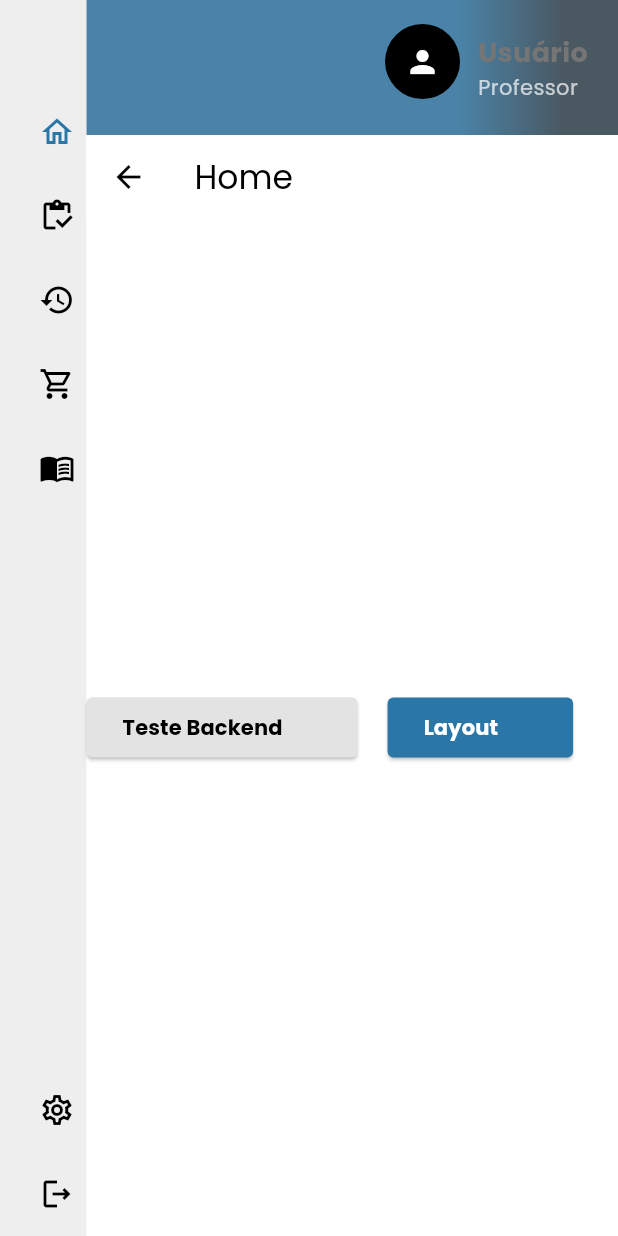
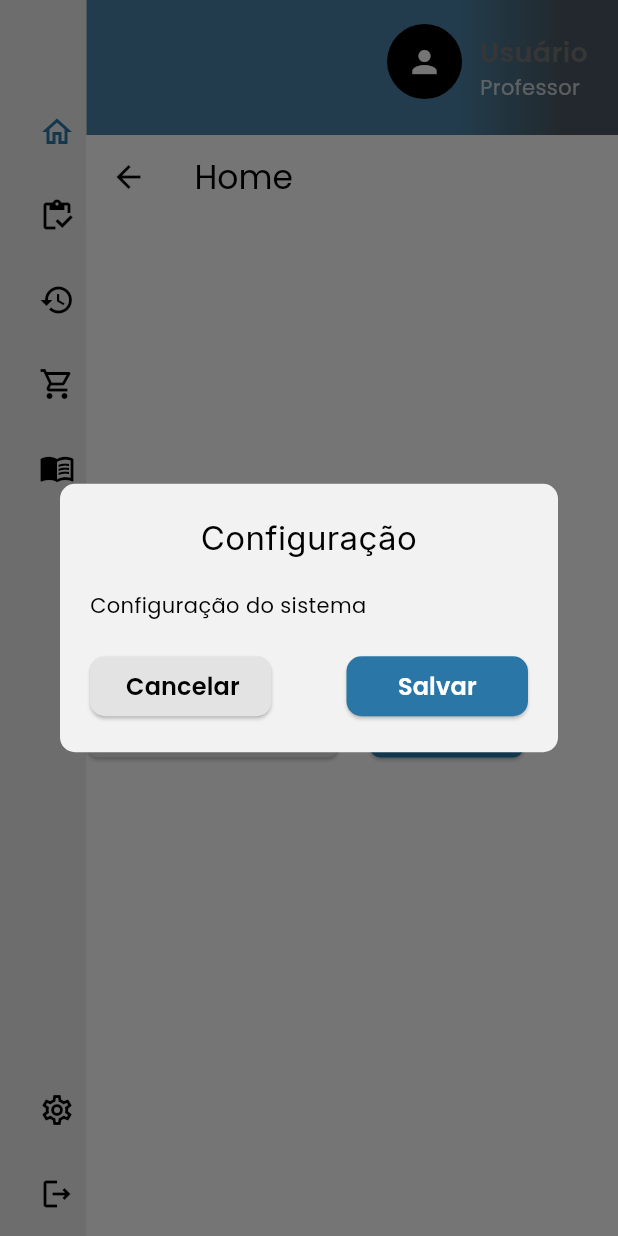
Before and after one commit to ProjetoGestaoInsumos/front_insumos, a Flutter app: the MainLayout screen opened by its route, after a tap on the "settings" icon, on a phone screen of 412 x 824 dp. Run offline on Flutter 3.47's test engine with Material 3 defaults, Android fonts, the phone set to English and light mode, and no system bars; our stand-ins replace dio.

Commit message:
Atualiza estilo do texto add custom popup e inter font

```diff
--- a/lib/components/custom_button.dart
+++ b/lib/components/custom_button.dart
@@ -47,104 +47,54 @@ class _CustomIconButtonState extends State<CustomButton> {
   Widget build(BuildContext context) {
     final textColor =
         widget.buttonColor == CustomColors.blue ? Colors.white : Colors.black;
-    if (widget.text != null) {
+
     return ElevatedButton(
       style: ButtonStyle(
-          backgroundColor: WidgetStatePropertyAll(
+        backgroundColor: WidgetStateProperty.all(
           widget.buttonColor ?? Colors.grey,
         ),
-          shape: WidgetStatePropertyAll(
+        shape: WidgetStateProperty.all(
           RoundedRectangleBorder(
-              borderRadius: BorderRadius.circular(widget.borderRadius ?? 4),
+            borderRadius: BorderRadius.circular(widget.borderRadius ?? 8),
           ),
         ),
       ),
       onPressed: isLoading ? null : _handlePress,
+      child: SizedBox(
+        height: 40,
+        child: Center(
           child: isLoading
               ? const SizedBox(
+                  height: 20,
                   width: 20,
-                height: 20,
                   child: CircularProgressIndicator(
-                  color: Colors.white,
+                    valueColor: AlwaysStoppedAnimation<Color>(Colors.white),
                     strokeWidth: 2,
                   ),
                 )
               : Row(
                   mainAxisAlignment: MainAxisAlignment.center,
-                crossAxisAlignment: CrossAxisAlignment.center,
                   children: [
-                  Text(
-                    widget.text!,
-                    style: TextStyle(
-                        color: textColor,
-                        fontWeight: FontWeight.bold,
-                        fontSize: widget.fontSize ?? 14),
-                  ),
-                  const SizedBox(width: 8),
+                    if (widget.iconData != null)
                       Icon(
                         widget.iconData,
                         color: widget.iconColor ?? Colors.white,
                       ),
+                    if (widget.text != null) ...[
+                      if (widget.iconData != null) const SizedBox(width: 8),
+                      Text(
+                        widget.text!,
+                        style: TextStyle(
+                          fontWeight: FontWeight.w600,
+                          fontSize: widget.fontSize ?? 16,
+                          color: textColor,
+                        ),
+                      ),
+                    ],
                   ],
                 ),
-      );
-    } else if (widget.text != null && widget.iconData != null) {
-      return ElevatedButton(
-        style: ButtonStyle(
-          backgroundColor:
-              WidgetStatePropertyAll(widget.buttonColor ?? Colors.grey),
-          shape: WidgetStatePropertyAll(
-            RoundedRectangleBorder(
-              borderRadius: BorderRadius.circular(widget.borderRadius ?? 4),
         ),
-          ),
-        ),
-        onPressed: isLoading ? null : _handlePress,
-        child: isLoading
-            ? const SizedBox(
-                width: 20,
-                height: 20,
-                child: CircularProgressIndicator(
-                  color: Colors.white,
-                  strokeWidth: 2,
-                ),
-              )
-            : Text(
-                widget.text!,
-                style: TextStyle(
-                    color: textColor,
-                    fontWeight: FontWeight.bold,
-                    fontSize: widget.fontSize ?? 14),
-              ),
-      );
-    } else {
-      return ElevatedButton(
-        style: ButtonStyle(
-          backgroundColor: WidgetStatePropertyAll(
-            widget.buttonColor ?? Colors.grey,
-          ),
-          padding: const WidgetStatePropertyAll(EdgeInsets.zero),
-          shape: WidgetStatePropertyAll(
-            RoundedRectangleBorder(
-              borderRadius: BorderRadius.circular(widget.borderRadius ?? 4),
-            ),
-          ),
-        ),
-        onPressed: isLoading ? null : _handlePress,
-        child: isLoading
-            ? const SizedBox(
-                width: 20,
-                height: 20,
-                child: CircularProgressIndicator(
-                  color: Colors.white,
-                  strokeWidth: 2,
-                ),
-              )
-            : Icon(
-                widget.iconData,
-                color: widget.iconColor ?? Colors.blue,
       ),
     );
   }
 }
-}
--- /dev/null
+++ b/lib/components/custom_popup.dart
@@ -0,0 +1,179 @@
+import 'package:flutter/material.dart';
+import 'package:front_insumos/components/custom_button.dart';
+import 'package:front_insumos/utils/colors.dart';
+
+class CustomPopup extends StatefulWidget {
+  final String title;
+  final Widget content;
+  final VoidCallback onClose;
+  final bool showFooter;
+  final String? primaryButtonLabel;
+  final Future<void> Function()? primaryButtonOnPressed; // Suporte para async
+  final String? secondaryButtonLabel;
+  final Future<void> Function()? secondaryButtonOnPressed;
+
+  const CustomPopup({
+    super.key,
+    required this.title,
+    required this.content,
+    required this.onClose,
+    this.showFooter = false,
+    this.primaryButtonLabel,
+    this.primaryButtonOnPressed,
+    this.secondaryButtonLabel,
+    this.secondaryButtonOnPressed,
+  });
+
+  // Método estático para exibir o popup
+  static Future<void> show({
+    required BuildContext context,
+    required String title,
+    required Widget content,
+    required VoidCallback onClose,
+    bool showFooter = false,
+    String? primaryButtonLabel,
+    Future<void> Function()? primaryButtonOnPressed,
+    String? secondaryButtonLabel,
+    Future<void> Function()? secondaryButtonOnPressed,
+  }) {
+    return showDialog(
+      context: context,
+      barrierDismissible: false, // Impede que o popup feche ao clicar fora
+      builder: (BuildContext dialogContext) {
+        return CustomPopup(
+          title: title,
+          content: content,
+          onClose: onClose,
+          showFooter: showFooter,
+          primaryButtonLabel: primaryButtonLabel,
+          primaryButtonOnPressed: primaryButtonOnPressed,
+          secondaryButtonLabel: secondaryButtonLabel,
+          secondaryButtonOnPressed: secondaryButtonOnPressed,
+        );
+      },
+    );
+  }
+
+  @override
+  State<CustomPopup> createState() => _CustomPopupState();
+}
+
+class _CustomPopupState extends State<CustomPopup> {
+  bool isProcessing = false;
+
+  @override
+  Widget build(BuildContext context) {
+    final screenWidth = MediaQuery.of(context).size.width;
+    final double maxWidth = 600;
+
+    return Center(
+      child: ConstrainedBox(
+        constraints: BoxConstraints(
+          maxWidth: maxWidth, // Aplica a largura máxima
+        ),
+        child: SimpleDialog(
+          shape: RoundedRectangleBorder(
+            borderRadius: BorderRadius.circular(10),
+          ),
+          contentPadding: const EdgeInsets.all(20),
+          backgroundColor: CustomColors.white,
+          children: [
+            Stack(
+              alignment: Alignment.center,
+              children: [
+                Text(
+                  widget.title,
+                  textAlign: TextAlign.center,
+                  style: const TextStyle(
+                    fontSize: 22,
+                    color: Colors.black,
+                    fontFamily: 'Inter',
+                  ),
+                ),
+                if (screenWidth >= 600)
+                  Positioned(
+                    right: 0,
+                    child: IconButton(
+                      onPressed: widget.onClose,
+                      icon: const Icon(Icons.close, color: Colors.black),
+                    ),
+                  ),
+              ],
+            ),
+            const SizedBox(height: 20),
+            Theme(
+              data: Theme.of(context).copyWith(
+                inputDecorationTheme: InputDecorationTheme(
+                  border: OutlineInputBorder(
+                    borderRadius: BorderRadius.circular(10),
+                  ),
+                  enabledBorder: OutlineInputBorder(
+                    borderRadius: BorderRadius.circular(10),
+                    borderSide: BorderSide(color: CustomColors.white, width: 2),
+                  ),
+                  focusedBorder: OutlineInputBorder(
+                    borderRadius: BorderRadius.circular(10),
+                    borderSide: BorderSide(color: CustomColors.blue, width: 2),
+                  ),
+                  errorBorder: OutlineInputBorder(
+                    borderRadius: BorderRadius.circular(10),
+                    borderSide: BorderSide(color: Colors.red),
+                  ),
+                ),
+              ),
+              child: widget.content,
+            ),
+            if (widget.showFooter) ...[
+              const SizedBox(height: 20),
+              Row(
+                mainAxisAlignment: MainAxisAlignment.spaceBetween,
+                children: [
+                  if (widget.secondaryButtonLabel != null)
+                    Expanded(
+                      child: CustomButton(
+                        text: widget.secondaryButtonLabel,
+                        buttonColor: CustomColors.grey,
+                        borderRadius: 10,
+                        fontSize: 16,
+                        onPressed: widget.secondaryButtonOnPressed,
+                      ),
+                    ),
+                  if (widget.primaryButtonLabel != null) ...[
+                    const SizedBox(width: 50),
+                    Expanded(
+                      child: CustomButton(
+                        text: widget.primaryButtonLabel,
+                        buttonColor: isProcessing
+                            ? CustomColors.grey
+                            : CustomColors.blue,
+                        borderRadius: 10,
+                        fontSize: 16,
+                        onPressed: isProcessing
+                            ? null
+                            : () async {
+                                setState(() {
+                                  isProcessing = true;
+                                });
+
+                                if (widget.primaryButtonOnPressed != null) {
+                                  try {
+                                    await widget.primaryButtonOnPressed!();
+                                  } finally {
+                                    setState(() {
+                                      isProcessing = false;
+                                    });
+                                  }
+                                }
+                              },
+                      ),
+                    ),
+                  ],
+                ],
+              ),
+            ],
+          ],
+        ),
+      ),
+    );
+  }
+}
--- a/lib/components/side_bar.dart
+++ b/lib/components/side_bar.dart
@@ -1,4 +1,5 @@
 import 'package:flutter/material.dart';
+import 'package:front_insumos/components/custom_popup.dart';
 
 class Sidebar extends StatelessWidget {
   final Function(int) onItemSelected;
@@ -36,7 +37,14 @@ class Sidebar extends StatelessWidget {
                 for (int i = 0; i < items.length; i++)
                   ListTile(
                     leading: Icon(icons[i]),
-                    title: isCompact ? null : Text(items[i]),
+                    title: isCompact
+                        ? null
+                        : Text(
+                            items[i],
+                            style: const TextStyle(
+                              fontSize: 16,
+                            ),
+                          ),
                     selected: selectedIndex == i,
                     onTap: () => onItemSelected(i),
                   ),
@@ -50,12 +58,48 @@ class Sidebar extends StatelessWidget {
               children: [
                 ListTile(
                   leading: Icon(Icons.settings_outlined),
-                  title: isCompact ? null : Text("Configuração"),
-                  onTap: () {},
+                  title: isCompact
+                      ? null
+                      : Text(
+                          "Configuração",
+                          style: const TextStyle(
+                            fontSize: 16,
+                          ),
+                        ),
+                  onTap: () {
+                    CustomPopup.show(
+                      context: context,
+                      title: "Configuração",
+                      content: Text("Configuração do sistema"),
+                      onClose: () => Navigator.of(context).pop(),
+                      showFooter: true,
+                      primaryButtonLabel: "Salvar",
+                      primaryButtonOnPressed: () async {
+                        // Simula um atraso de 2 segundos
+                        await Future.delayed(const Duration(seconds: 2));
+                        // Fecha o popup após o atraso
+                        Navigator.of(context).pop();
+                      },
+                      secondaryButtonLabel: "Cancelar",
+                      secondaryButtonOnPressed: () async {
+                        // Simula um atraso de 2 segundos
+                        await Future.delayed(const Duration(seconds: 2));
+                        // Fecha o popup após o atraso
+                        Navigator.of(context).pop();
+                      },
+                    );
+                  },
                 ),
                 ListTile(
                   leading: Icon(Icons.logout_outlined),
-                  title: isCompact ? null : Text("Sair"),
+                  title: isCompact
+                      ? null
+                      : Text(
+                          "Sair",
+                          style: const TextStyle(
+                            fontSize: 16,
+                          ),
+                        ),
                   onTap: () {},
                 ),
               ],
--- a/lib/main.dart
+++ b/lib/main.dart
@@ -1,14 +1,21 @@
+import 'package:flutter/foundation.dart';
 import 'package:flutter/material.dart';
 import 'package:front_insumos/layouts/main_layout.dart';
 import 'package:front_insumos/screens/home_page.dart';
 import 'package:front_insumos/screens/items_test_page.dart';
 import 'package:front_insumos/utils/colors.dart';
+import 'package:flutter_web_plugins/url_strategy.dart';
 
 void main() {
+  if (kIsWeb) {
+    setUrlStrategy(PathUrlStrategy());
+  }
   runApp(MyApp());
 }
 
 class MyApp extends StatelessWidget {
+  const MyApp({super.key});
+
   @override
   Widget build(BuildContext context) {
     return MaterialApp(
@@ -16,6 +23,10 @@ class MyApp extends StatelessWidget {
       title: 'Gestão de Insumos',
       theme: ThemeData(
         fontFamily: 'Poppins',
+        textTheme: const TextTheme(
+          bodyLarge: TextStyle(fontSize: 14), // Tamanho padrão para textos principais
+          bodyMedium: TextStyle(fontSize: 14), // Tamanho padrão para textos secundários
+        ),
         colorScheme: ColorScheme.fromSwatch()
             .copyWith(primary: CustomColors.blue, secondary: CustomColors.grey),
       ),
```
Also changed, not shown: pubspec.yaml (+5 -2 lines), assets/fonts/Inter-Italic-VariableFont_opsz,wght.ttf (added), assets/fonts/Inter-VariableFont_opsz,wght.ttf (added), assets/fonts/Poppins-SemiBold.ttf (added), 1 other file. Lines whose indentation alone changed are shown as unchanged.
